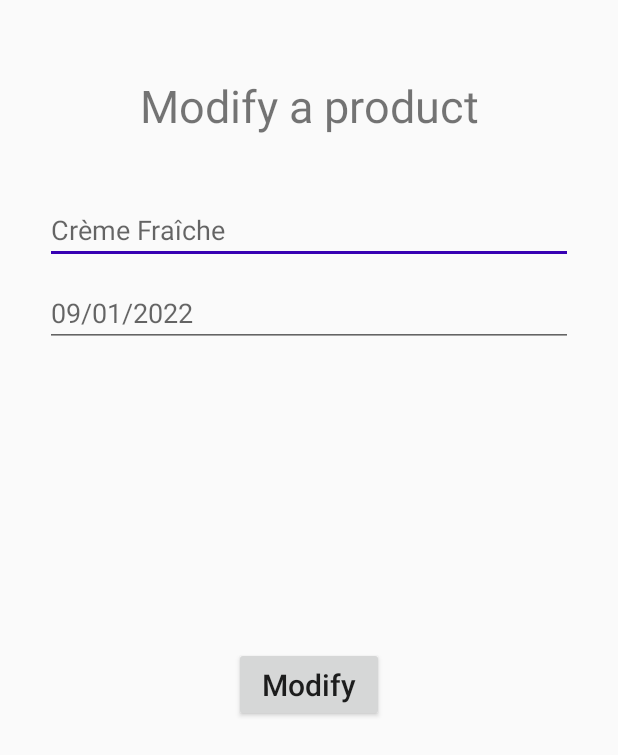
After one commit to Viperine2022/WasteLessFridge, an Android app: the ModifyProduct screen opened directly, with no data from a screen before it, on a phone screen of 412 x 824 dp. The commit adds this screen. Shown: the top 755 px of the screen. Run offline under Robolectric (Android 15) with nearby library versions, the phone set to English and light mode, and no system bars; 1 statement that could not run was skipped.

Commit message:
modify product, petit problème avec la BD (supprimer et modifier

```diff
--- a/WasteLessFridge/app/src/main/AndroidManifest.xml
+++ b/WasteLessFridge/app/src/main/AndroidManifest.xml
@@ -11,6 +11,9 @@
         android:theme="@style/Theme.WasteLessFridge">
         <activity
             android:name=".ActivityTransition"
+            android:exported="false" />
+        <activity
+            android:name=".ModifyProduct"
             android:exported="false" />
         <activity
             android:name=".AddProduct"
--- /dev/null
+++ b/WasteLessFridge/app/src/main/java/com/example/wastelessfridge/ModifyProduct.java
@@ -0,0 +1,92 @@
+package com.example.wastelessfridge;
+
+import android.app.Activity;
+import android.content.Intent;
+import android.os.Bundle;
+import android.support.v7.app.AppCompatActivity;
+import android.text.Editable;
+import android.text.TextWatcher;
+import android.util.Log;
+import android.view.View;
+import android.widget.Button;
+import android.widget.EditText;
+
+public class ModifyProduct extends AppCompatActivity {
+
+    EditText nameProduct2Modify;
+    EditText dateProduct2Modify;
+    //Le texte de name à afficher directement sur l'EditText
+    String nameToDisplay;
+    // Le texte de date à afficher directement sur l'EditText
+    String dateToDisplay;
+    // La position du produit à modifier
+    int position;
+    Button modifyProduct;
+    bddSQL myDB;
+
+    @Override
+    protected void onCreate(Bundle savecInstanceState) {
+        super.onCreate(savecInstanceState);
+        setContentView(R.layout.modify_product);
+        myDB = new bddSQL(ModifyProduct.this);
+
+        // Extraction du name et de la date puis affichage sur les EditText correspondants
+        nameProduct2Modify = findViewById(R.id.name_product2modify);
+        nameToDisplay = getIntent().getStringExtra(Adapter.CURRENT_NAME);
+        nameProduct2Modify.setText(nameToDisplay);
+
+        dateProduct2Modify = findViewById(R.id.date_product2modify);
+        dateToDisplay = getIntent().getStringExtra(Adapter.CURRENT_DATE);
+        dateProduct2Modify.setText(dateToDisplay);
+
+        // Extraction de la position (pour la donner plus tard à MainActivity)
+        position = Integer.parseInt(getIntent().getStringExtra(Adapter.POSITION));
+
+        dateProduct2Modify.addTextChangedListener(new TextWatcher() {
+            @Override
+            public void beforeTextChanged(CharSequence s, int start, int count, int after) {
+
+            }
+
+            @Override
+            public void onTextChanged(CharSequence s, int start, int before, int count) {
+
+            }
+
+            @Override
+            public void afterTextChanged(Editable s) {
+                if (s.length() == 2) {
+                    s.append("/");
+                }
+                if (s.length() == 5) {
+                    s.append("/2022");
+                }
+                if (s.length() > 10) {
+                    CharSequence date_format = s.subSequence(0, 10);
+                    s.clear();
+                    s.append(date_format);
+                }
+            }
+        });
+        modifyProduct = findViewById(R.id.modify_product);
+        modifyProduct.setOnClickListener(new View.OnClickListener() {
+            @Override
+            public void onClick(View v) {
+                String nameProductWritten = nameProduct2Modify.getText().toString();
+                String dateProductWritten = dateProduct2Modify.getText().toString();
+                //myDB.addProduct2(nameProduct2Modify.getText().toString().trim(), dateProduct2Modify.getText().toString().trim());
+                Intent backToMain = new Intent(ModifyProduct.this, MainActivity.class);
+                backToMain.putExtra("name", nameProductWritten);
+                backToMain.putExtra("date", dateProductWritten);
+                backToMain.putExtra("position", String.valueOf(position));
+                setResult(Activity.RESULT_OK, backToMain);
+                finish();
+            }
+        });
+    }
+
+    @Override
+    public void onActivityResult(int requestCode, int resultCode, Intent data) {
+
+    }
+}
--- /dev/null
+++ b/WasteLessFridge/app/src/main/res/layout/modify_product.xml
@@ -0,0 +1,54 @@
+<?xml version="1.0" encoding="utf-8"?>
+<android.support.constraint.ConstraintLayout xmlns:android="http://schemas.android.com/apk/res/android"
+    xmlns:app="http://schemas.android.com/apk/res-auto"
+    xmlns:tools="http://schemas.android.com/tools"
+    android:layout_width="match_parent"
+    android:layout_height="match_parent"
+    android:padding="30dp">
+
+    <TextView
+        android:id="@+id/title_modify_product"
+        android:layout_width="wrap_content"
+        android:layout_height="wrap_content"
+        android:layout_marginTop="20dp"
+        android:text="@string/modify_product"
+        android:textSize="30dp"
+        app:layout_constraintEnd_toEndOf="parent"
+        app:layout_constraintStart_toStartOf="parent"
+        app:layout_constraintTop_toTopOf="parent" />
+
+
+    <EditText
+        android:id="@+id/name_product2modify"
+        android:layout_width="match_parent"
+        android:layout_height="wrap_content"
+        android:layout_marginTop="40dp"
+        android:ems="10"
+        android:hint="Crème Fraîche"
+        app:layout_constraintTop_toBottomOf="@+id/title_modify_product"
+        tools:layout_editor_absoluteX="30dp" />
+
+    <EditText
+        android:id="@+id/date_product2modify"
+        android:layout_width="match_parent"
+        android:layout_height="wrap_content"
+        android:layout_marginTop="10dp"
+        android:ems="10"
+        android:hint="09/01/2022"
+        android:inputType="date"
+        app:layout_constraintTop_toBottomOf="@+id/name_product2modify"
+        tools:layout_editor_absoluteX="16dp" />
+
+    <Button
+        android:id="@+id/modify_product"
+        android:layout_width="100dp"
+        android:layout_height="50dp"
+        android:layout_marginTop="200dp"
+        android:height="40dp"
+        android:text="Modify"
+        android:textAllCaps="false"
+        android:textSize="20sp"
+        app:layout_constraintEnd_toEndOf="parent"
+        app:layout_constraintStart_toStartOf="parent"
+        app:layout_constraintTop_toBottomOf="@+id/date_product2modify" />
+</android.support.constraint.ConstraintLayout>
--- a/WasteLessFridge/app/src/main/res/values/strings.xml
+++ b/WasteLessFridge/app/src/main/res/values/strings.xml
@@ -7,6 +7,7 @@
     <string name="short_text">Chicken and salad</string>
     <string name="date_example_1">20/12/2021</string>
     <string name="add_product">Add a product</string>
+    <string name="modify_product">Modify a product</string>
 
     <!-- Au lancement de l'appli, produits ajoutés par défaut -->
     <string-array name="product_dates">
```
Also changed, not shown: WasteLessFridge/app/src/main/java/com/example/wastelessfridge/Adapter.java (+26 -7 lines), WasteLessFridge/app/src/main/java/com/example/wastelessfridge/AddProduct.java (+14 -9 lines), WasteLessFridge/app/src/main/java/com/example/wastelessfridge/MainActivity.java (+14 -14 lines), WasteLessFridge/app/src/main/java/com/example/wastelessfridge/bddSQL.java (+20 -25 lines), 1 other file.
